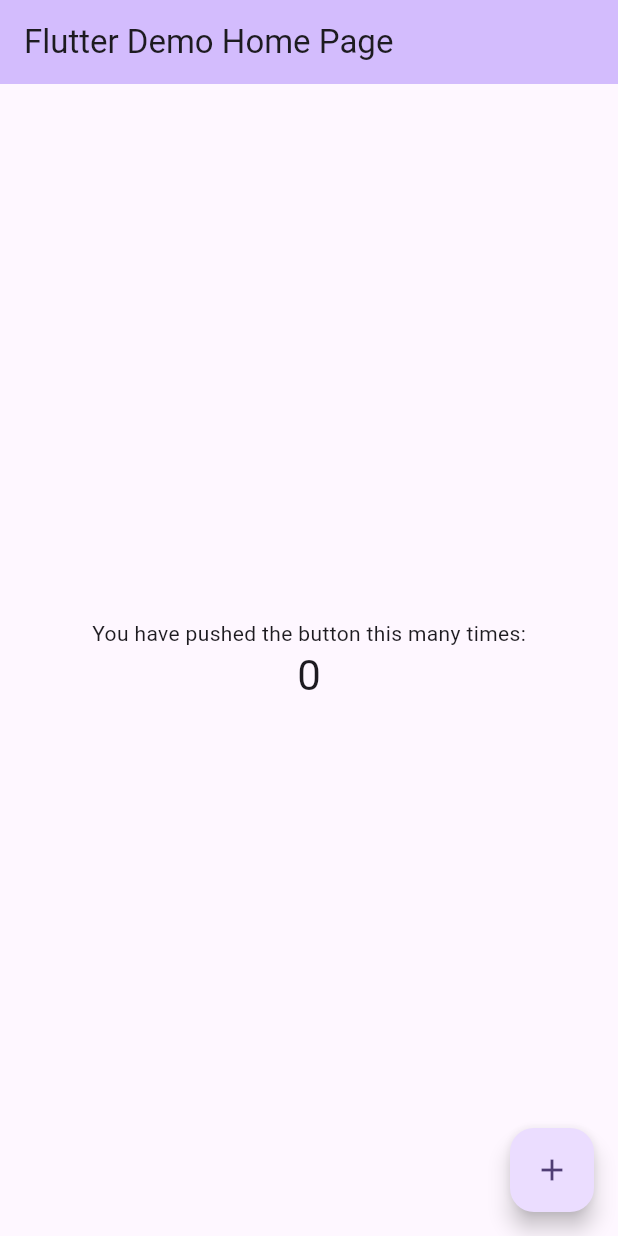
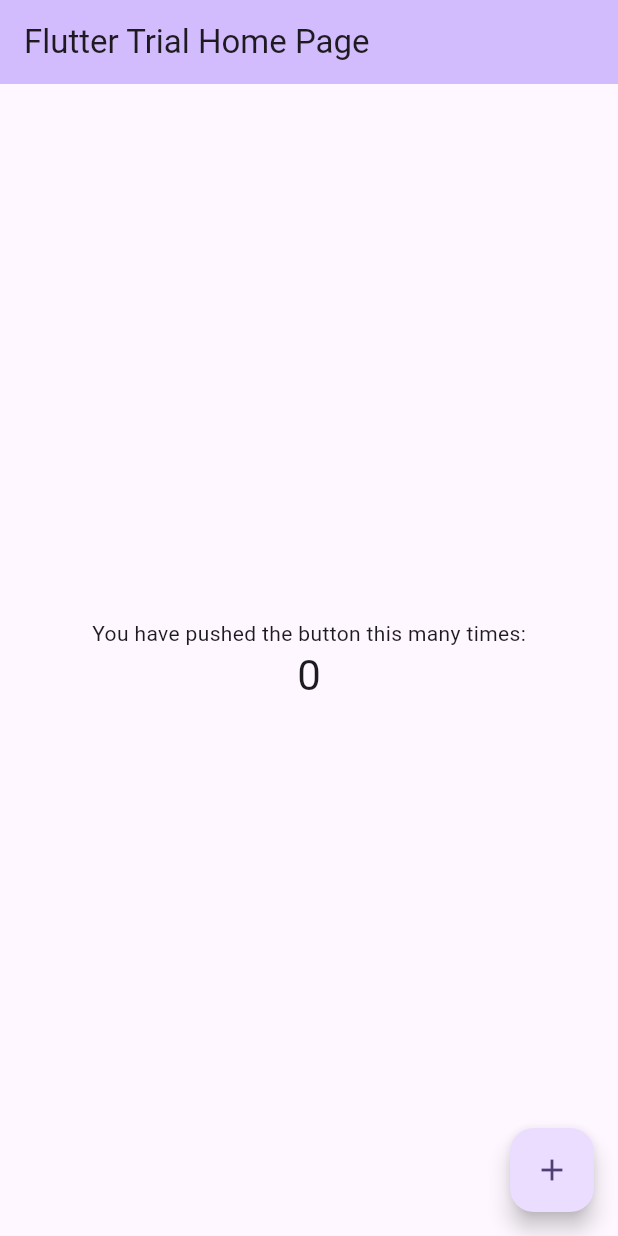
Before and after one commit to Shux347/vote, a Flutter app: the screen it shows after launch, on a phone screen of 412 x 824 dp. Run offline on Flutter 3.47's test engine with Material 3 defaults, Android fonts, the phone set to English and light mode, and no system bars.

```diff
--- a/lib/main.dart
+++ b/lib/main.dart
@@ -11,7 +11,7 @@ class MyApp extends StatelessWidget {
   @override
   Widget build(BuildContext context) {
     return MaterialApp(
-      title: 'Flutter Demo',
+      title: 'Flutter Trial',
       theme: ThemeData(
         // This is the theme of your application.
         //
@@ -31,7 +31,7 @@ class MyApp extends StatelessWidget {
         colorScheme: ColorScheme.fromSeed(seedColor: Colors.deepPurple),
         useMaterial3: true,
       ),
-      home: const MyHomePage(title: 'Flutter Demo Home Page'),
+      home: const MyHomePage(title: 'Flutter Trial Home Page'),
     );
   }
 }
```
